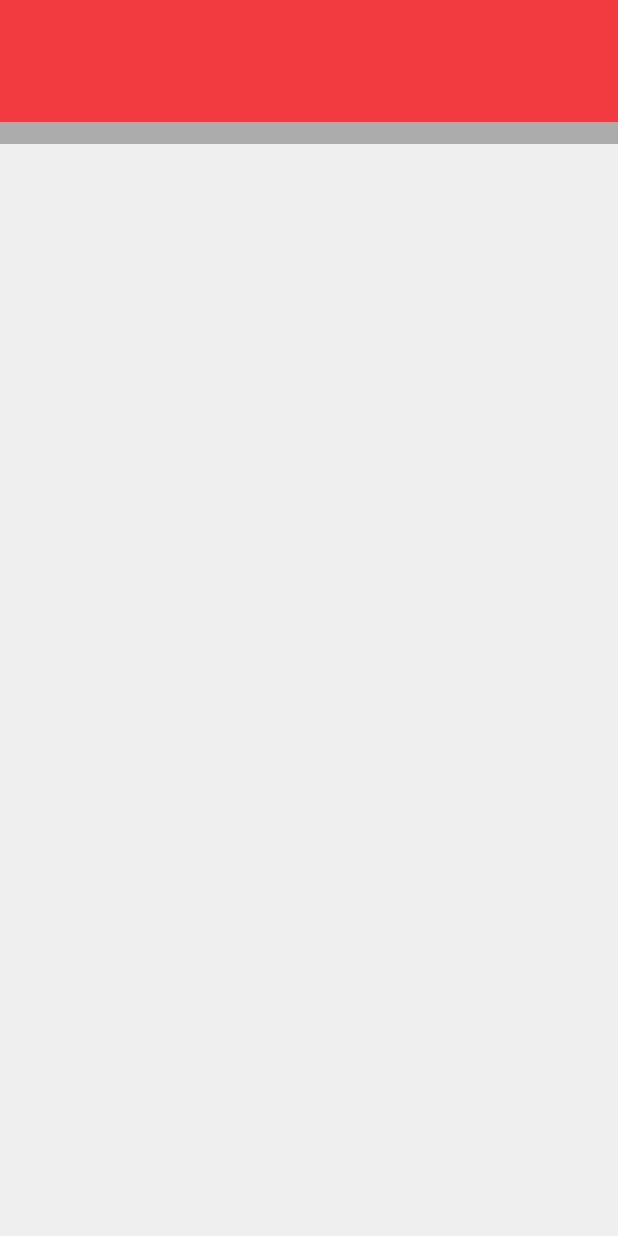
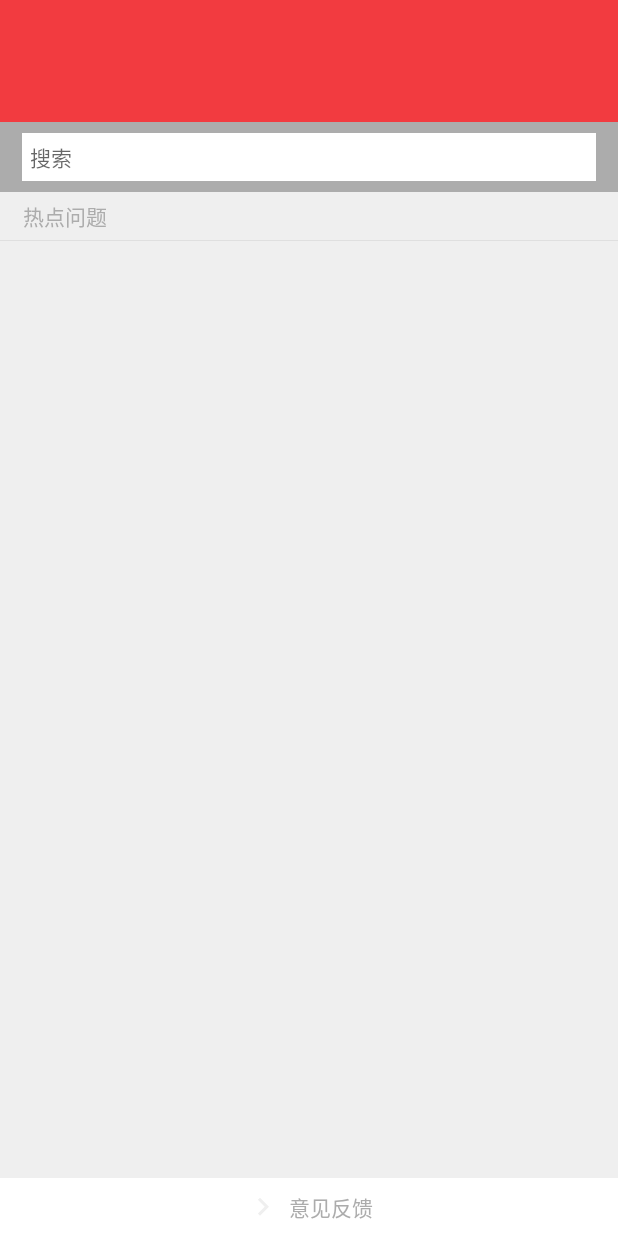
Before and after one commit to 52game/hd_android, an Android app: the layout activity_help_feedback_layout.xml on its own in the app's theme, with its tools: preview values and no code run, on a phone screen of 412 x 824 dp. Run offline under Robolectric (Android 15) with nearby library versions, the phone set to English and light mode, and no system bars.

Commit message:
帮助反馈页面

```diff
--- a/app/src/main/java/com/haidaoservice/yhs/ui/my/MyFragment.java
+++ b/app/src/main/java/com/haidaoservice/yhs/ui/my/MyFragment.java
@@ -72,7 +72,7 @@ public class MyFragment extends BaseFragment {
                 showShortToast("修改个人信息");
                 break;
             case R.id.rlWallet:
-                showShortToast("我的钱包");
+                startActivity(MyWalletActivity.createIntent(mContext));
                 break;
             case R.id.rlAddress:
                 showShortToast("地址设置");
--- a/app/src/main/java/com/haidaoservice/yhs/ui/my/setting/SettingActivity.java
+++ b/app/src/main/java/com/haidaoservice/yhs/ui/my/setting/SettingActivity.java
@@ -10,6 +10,7 @@ import com.haidaoservice.yhs.R;
 import com.haidaoservice.yhs.base.BaseActivity;
 import com.haidaoservice.yhs.base.ToolbarActivity;
 import com.haidaoservice.yhs.ui.my.setting.commnent.CommentActivity;
+import com.haidaoservice.yhs.ui.my.setting.helpAFeedback.HelpActivity;
 import com.haidaoservice.yhs.ui.my.setting.message.MessageSettingActivity;
 import com.haidaoservice.yhs.utils.ActivityController;
 
@@ -21,7 +22,6 @@ public class SettingActivity extends ToolbarActivity {
     public void initView() {
 
     }
-
 
 
     @Override
@@ -71,7 +71,7 @@ public class SettingActivity extends ToolbarActivity {
                 startActivity(CommentActivity.createContext(mContext));
                 break;
             case R.id.rlFeedback:
-                showShortToast("帮助反馈");
+                startActivity(HelpActivity.createContext(mContext));
                 break;
             case R.id.rlCheckVersion:
                 //这里走检查更新接口
--- a/app/src/main/res/layout/activity_help_feedback_layout.xml
+++ b/app/src/main/res/layout/activity_help_feedback_layout.xml
@@ -12,5 +12,54 @@
         android:background="@color/gray_text_color"
         android:padding="@dimen/regular_dimen_x7">
 
+        <EditText
+            android:layout_width="match_parent"
+            android:layout_height="wrap_content"
+            android:layout_marginLeft="@dimen/regular_dimen_x7"
+            android:layout_marginRight="@dimen/regular_dimen_x7"
+            android:background="@color/bg_white"
+            android:hint="搜索"
+            android:padding="@dimen/regular_dimen_x5"
+            android:textSize="@dimen/text_size_14" />
+    </FrameLayout>
+
+    <TextView
+        android:layout_width="wrap_content"
+        android:layout_height="wrap_content"
+        android:layout_marginLeft="@dimen/regular_dimen_x10"
+        android:padding="@dimen/regular_dimen_x5"
+        android:text="热点问题"
+        android:textColor="@color/gray_text_color"
+        android:textSize="@dimen/text_size_14" />
+
+    <View style="@style/normal_line_horizontal" />
+
+    <android.support.v7.widget.RecyclerView
+        android:layout_width="match_parent"
+        android:layout_height="0dp"
+        android:layout_weight="1">
+
+    </android.support.v7.widget.RecyclerView>
+
+    <FrameLayout
+        android:id="@+id/flFeedBack"
+        android:layout_width="match_parent"
+        android:layout_height="wrap_content"
+        android:layout_gravity="bottom"
+        android:background="@android:color/white"
+        android:padding="@dimen/regular_dimen_x7">
+
+        <TextView
+            android:layout_width="wrap_content"
+            android:layout_height="wrap_content"
+            android:layout_alignParentLeft="true"
+            android:layout_centerVertical="true"
+            android:layout_gravity="center"
+            android:drawableLeft="@drawable/ic_keyboard_arrow_right_24dp"
+            android:drawablePadding="@dimen/regular_dimen_x5"
+            android:gravity="center"
+            android:text="意见反馈"
+            android:textColor="@color/gray_text_color"
+            android:textSize="@dimen/text_size_14" />
     </FrameLayout>
 </LinearLayout>
```
Also changed, not shown: app/src/main/java/com/haidaoservice/yhs/ui/my/setting/helpAFeedback/HelpActivity.java (+6 -5 lines), app/src/main/java/com/haidaoservice/yhs/ui/my/setting/helpAFeedback/adapter/HelpAdapter.java (added, +48 -0 lines), app/src/main/res/layout/item_help_list_item.xml (added, +40 -0 lines).
